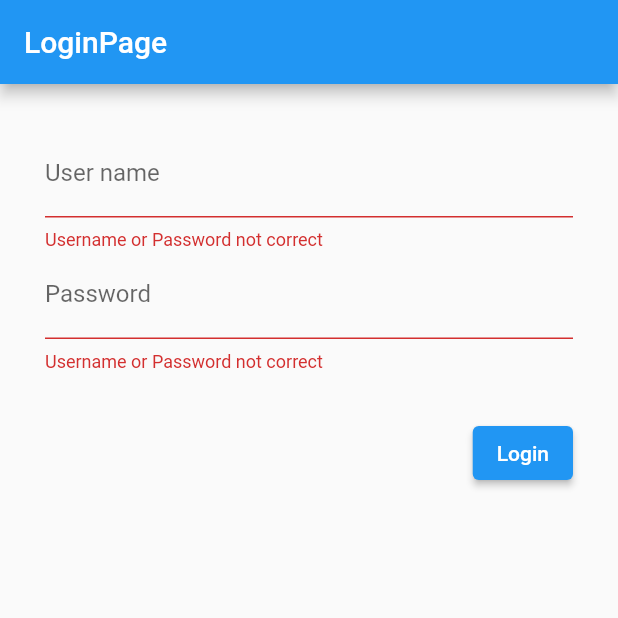
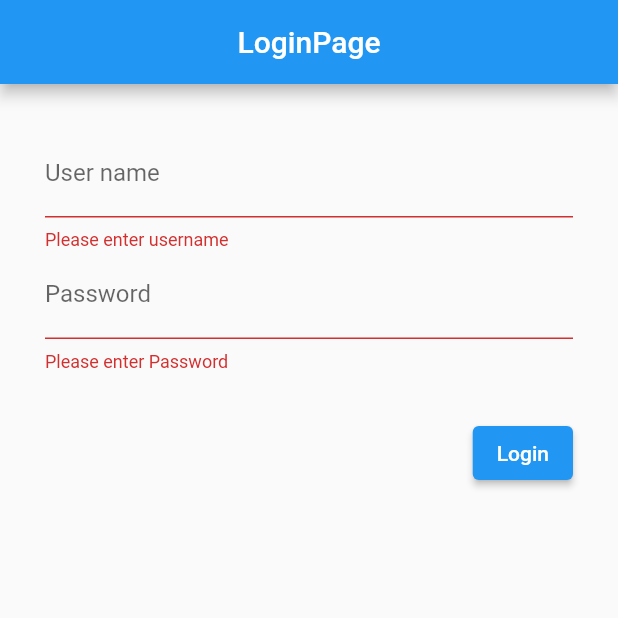
Before and after one commit to Abhijith-C/Flutter-login, a Flutter app: the screen it shows after launch, after a tap on "Login", on a phone screen of 412 x 824 dp, the top half of it. Run offline on Flutter 3.47's test engine with Material 2 defaults, Android fonts, the phone set to English and light mode, and no system bars; our stand-ins replace shared_preferences.

Commit message:
task completed

```diff
--- a/lib/LoginPage.dart
+++ b/lib/LoginPage.dart
@@ -28,7 +28,7 @@ class _LoginPageState extends State<LoginPage> {
   Widget build(BuildContext context) {
     return Scaffold(
         appBar: AppBar(
-          title: Text('LoginPage'),
+          title: Center(child: Text('LoginPage')),
         ),
         body: SafeArea(
           child: Padding(
@@ -39,21 +39,31 @@ class _LoginPageState extends State<LoginPage> {
                 crossAxisAlignment: CrossAxisAlignment.end,
                 children: [
                   TextFormField(
-                    controller: _userController,
-                    decoration: InputDecoration(
-                        border: UnderlineInputBorder(), labelText: 'User name'),
-                    validator: (value) => value == null || value.isEmpty
-                        ? 'Username or Password not correct'
-                        : null,
-                  ),
+                      controller: _userController,
+                      decoration: InputDecoration(
+                          border: UnderlineInputBorder(),
+                          labelText: 'User name'),
+                      validator: (value) {
+                        if (value == null || value.isEmpty) {
+                          return 'Please enter username';
+                        }
+                        if (_userController.text != 'abhi') {
+                          return 'Username not match';
+                        }
+                      }),
                   TextFormField(
-                    controller: _passwordController,
-                    decoration: InputDecoration(
-                        border: UnderlineInputBorder(), labelText: 'Password'),
-                    validator: (value) => value == null || value.isEmpty
-                        ? 'Username or Password not correct'
-                        : null,
-                  ),
+                      controller: _passwordController,
+                      decoration: InputDecoration(
+                          border: UnderlineInputBorder(),
+                          labelText: 'Password'),
+                      validator: (value) {
+                        if (value == null || value.isEmpty) {
+                          return 'Please enter Password';
+                        }
+                        if (_passwordController.text != 'jith') {
+                          return 'Password not match';
+                        }
+                      }),
                   SizedBox(
                     height: 30,
                   ),
```
